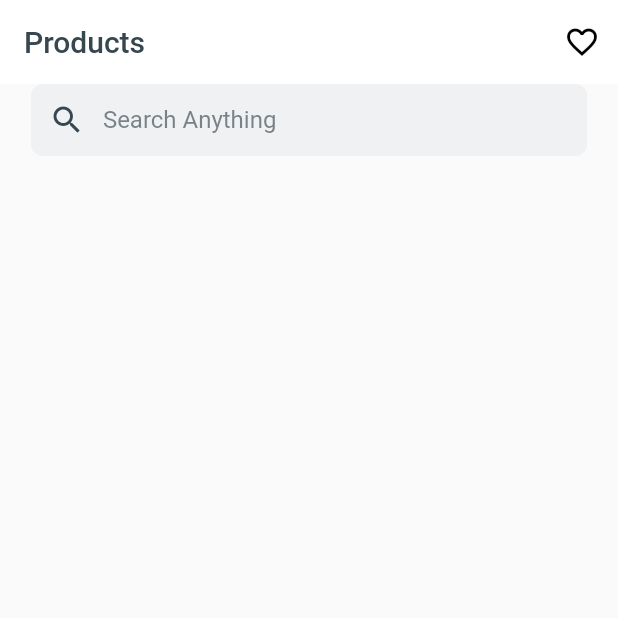
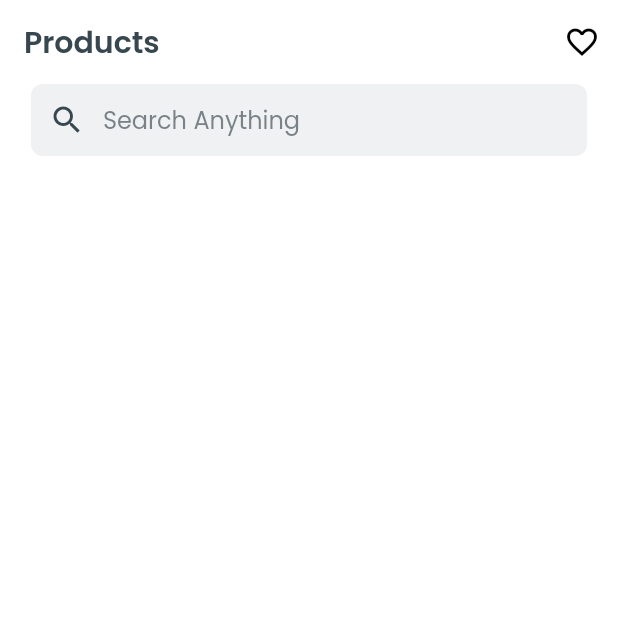
Before and after one commit to anselmo157/bemoltest, a Flutter app: the screen it shows after launch, on a phone screen of 412 x 824 dp, the top half of it. Run offline on Flutter 3.47's test engine with Material 2 defaults, Android fonts, the phone set to English and light mode, and no system bars.

Commit message:
Add font family poppins

```diff
--- a/lib/main.dart
+++ b/lib/main.dart
@@ -12,9 +12,12 @@
   Widget build(BuildContext context) {
     return MaterialApp(
       title: 'Flutter Demo',
+      debugShowCheckedModeBanner: false,
       theme: ThemeData(
         appBarTheme: const AppBarTheme(backgroundColor: Colors.white),
+        scaffoldBackgroundColor: Colors.white,
         primaryColor: const Color(0xFF37474F),
+        fontFamily: 'Poppins',
       ),
       home: HomePage(),
     );
--- a/lib/ui/pages/home_page.dart
+++ b/lib/ui/pages/home_page.dart
@@ -14,7 +14,10 @@
         elevation: 0.0,
         title: Text(
           'Products',
-          style: TextStyle(color: Theme.of(context).primaryColor),
+          style: TextStyle(
+            color: Theme.of(context).primaryColor,
+            fontWeight: FontWeight.w600,
+          ),
         ),
         actions: [
           IconButton(
```
Also changed, not shown: pubspec.yaml (+22 -0 lines), assets/fonts/Poppins-Black.ttf (added), assets/fonts/Poppins-Bold.ttf (added), assets/fonts/Poppins-ExtraBold.ttf (added), assets/fonts/Poppins-ExtraLight.ttf (added), assets/fonts/Poppins-Light.ttf (added), assets/fonts/Poppins-Medium.ttf (added), assets/fonts/Poppins-Regular.ttf (added), assets/fonts/Poppins-SemiBold.ttf (added), assets/fonts/Poppins-Thin.ttf (added).
